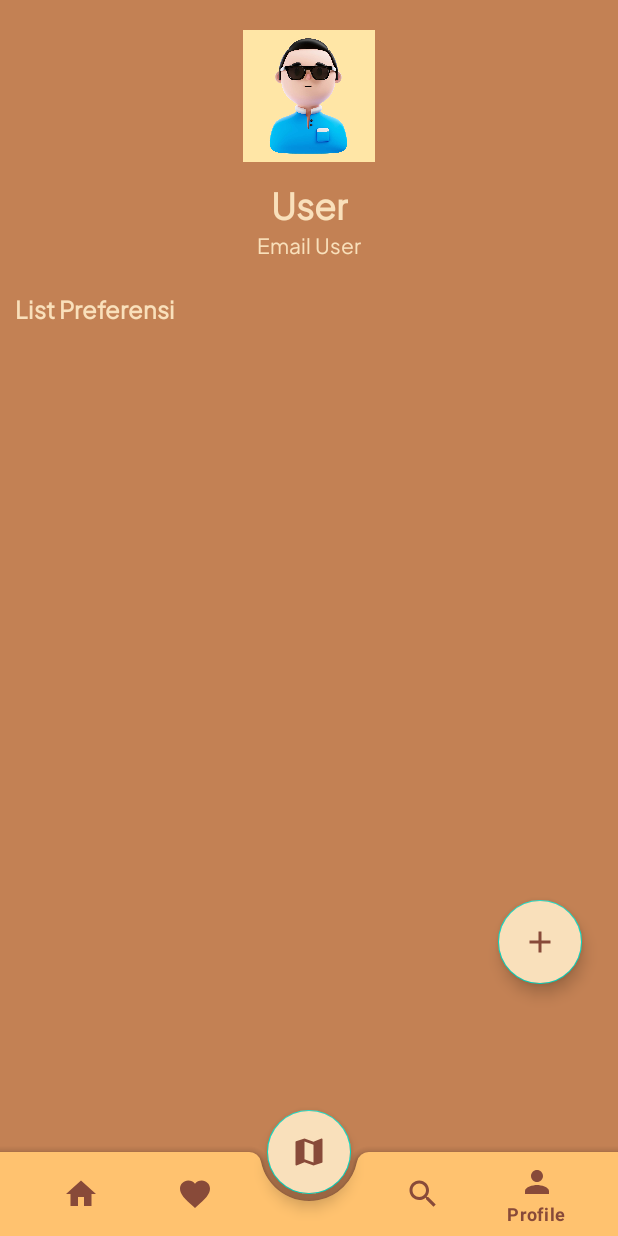
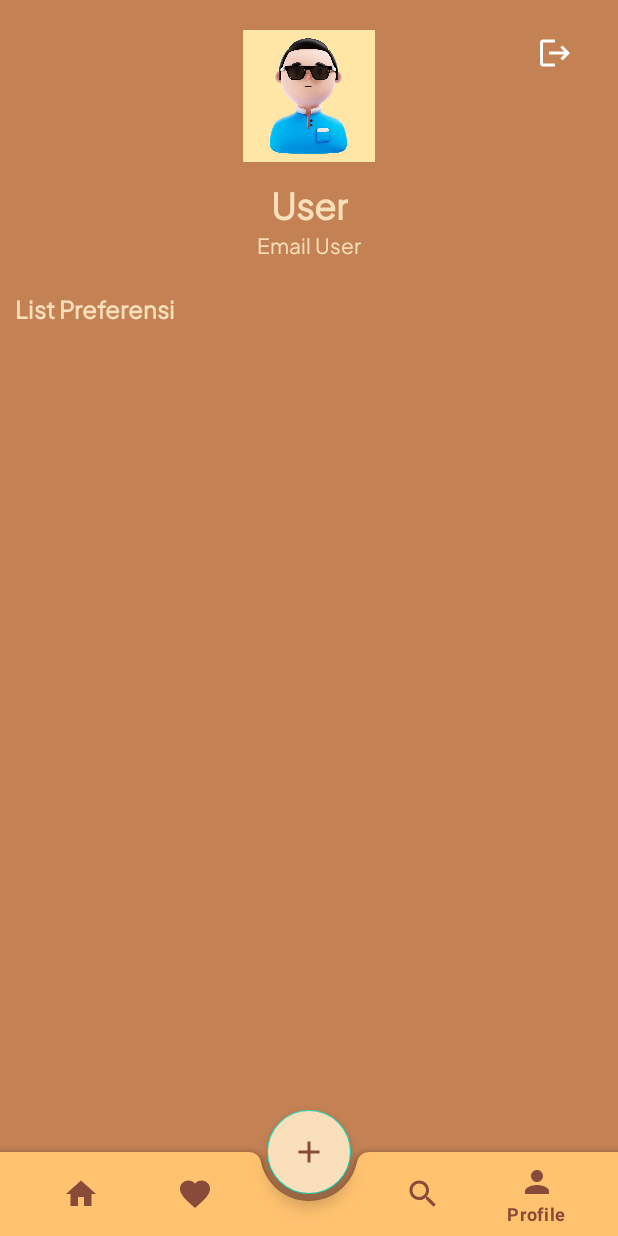
Before and after one commit to Bangkit-Capstone-C23-PS256/Kaffeehaus_Mobile_Development, an Android app: the ProfileActivity screen opened directly, with no data from a screen before it, on a phone screen of 412 x 824 dp. Run offline under Robolectric (Android 15) with nearby library versions, the phone set to English and light mode, and no system bars; our stand-ins replace paging; 1 statement that could not run was skipped.

Commit message:
change profile and quiz

```diff
--- a/app/src/main/java/com/iqbaltio/kaffeehaus/activity/LoginActivity.kt
+++ b/app/src/main/java/com/iqbaltio/kaffeehaus/activity/LoginActivity.kt
@@ -63,7 +63,7 @@ class LoginActivity : AppCompatActivity() {
                         UserModel(
                             responseLogin?.id.toString(),
                             responseLogin?.name.toString(),
-                            binding.edEmail.text.toString(),
+                            responseLogin?.email.toString(),
                             responseLogin?.token.toString(),
                             true
                         )
--- a/app/src/main/java/com/iqbaltio/kaffeehaus/activity/ProfileActivity.kt
+++ b/app/src/main/java/com/iqbaltio/kaffeehaus/activity/ProfileActivity.kt
@@ -65,6 +65,15 @@ class ProfileActivity : AppCompatActivity() {
         binding.bottomNavigationView.background = null
         binding.bottomNavigationView.menu.getItem(2).isEnabled = false
 
+        binding.fabAddPref.setOnClickListener {
+            startActivity(Intent(this, QuizActivity::class.java))
+            finish()
+        }
+
+        binding.btnLogoutProfile.setOnClickListener {
+            loginViewModel.logoutUser()
+        }
+
         binding.bottomNavigationView.setOnItemSelectedListener {
             when(it.itemId){
                 R.id.navHome -> {
--- a/app/src/main/java/com/iqbaltio/kaffeehaus/data/api/ApiConfig.kt
+++ b/app/src/main/java/com/iqbaltio/kaffeehaus/data/api/ApiConfig.kt
@@ -13,7 +13,7 @@ class ApiConfig {
                 .addInterceptor(loggingInterceptor)
                 .build()
             val retrofit = Retrofit.Builder()
-                .baseUrl("https://kaffeehausapitest-production.up.railway.app")
+                .baseUrl("https://auth-n4nelthbhq-et.a.run.app")
                 .addConverterFactory(GsonConverterFactory.create())
                 .client(client)
                 .build()
--- /dev/null
+++ b/app/src/main/res/drawable/baseline_arrow_right_24.xml
@@ -0,0 +1,5 @@
+<vector android:autoMirrored="true" android:height="24dp"
+    android:tint="#FDC06F" android:viewportHeight="24"
+    android:viewportWidth="24" android:width="50dp" xmlns:android="http://schemas.android.com/apk/res/android">
+    <path android:fillColor="@android:color/white" android:pathData="M10,17l5,-5 -5,-5v10z"/>
+</vector>
--- /dev/null
+++ b/app/src/main/res/drawable/baseline_logout_24.xml
@@ -0,0 +1,5 @@
+<vector android:autoMirrored="true" android:height="24dp"
+    android:tint="#FDC06F" android:viewportHeight="24"
+    android:viewportWidth="24" android:width="24dp" xmlns:android="http://schemas.android.com/apk/res/android">
+    <path android:fillColor="@android:color/white" android:pathData="M17,7l-1.41,1.41L18.17,11H8v2h10.17l-2.58,2.58L17,17l5,-5zM4,5h8V3H4c-1.1,0 -2,0.9 -2,2v14c0,1.1 0.9,2 2,2h8v-2H4V5z"/>
+</vector>
--- a/app/src/main/res/layout/activity_profile.xml
+++ b/app/src/main/res/layout/activity_profile.xml
@@ -20,6 +20,15 @@
             android:layout_width="match_parent"
             android:layout_height="match_parent">
 
+            <com.google.android.material.button.MaterialButton
+                android:id="@+id/btnLogoutProfile"
+                android:layout_width="50dp"
+                android:layout_height="30dp"
+                app:icon="@drawable/baseline_logout_24"
+                app:layout_constraintEnd_toEndOf="parent"
+                app:layout_constraintTop_toTopOf="@id/IvProfile"
+                android:layout_marginEnd="20dp"
+                android:background="@android:color/transparent"/>
 
             <ImageView
                 android:id="@+id/IvProfile"
@@ -91,17 +100,6 @@
 
     </androidx.core.widget.NestedScrollView>
 
-    <com.google.android.material.floatingactionbutton.FloatingActionButton
-        android:id="@+id/fabAdd"
-        android:layout_width="wrap_content"
-        android:layout_height="wrap_content"
-        android:backgroundTint="#F9E0BB"
-        android:src="@drawable/baseline_add_24"
-        android:layout_marginEnd="24dp"
-        app:tint="#884A39"
-        android:layout_marginTop="600dp"
-        android:layout_gravity="end"/>
-
     <com.google.android.material.bottomappbar.BottomAppBar
         android:id="@+id/bottomAppBar"
         android:layout_width="match_parent"
@@ -123,11 +121,11 @@
     </com.google.android.material.bottomappbar.BottomAppBar>
 
     <com.google.android.material.floatingactionbutton.FloatingActionButton
-        android:id="@+id/fab"
+        android:id="@+id/fabAddPref"
         android:layout_width="wrap_content"
         android:layout_height="wrap_content"
         android:backgroundTint="#F9E0BB"
-        android:src="@drawable/ic_map"
+        android:src="@drawable/baseline_add_24"
         app:layout_anchor="@id/bottomAppBar"
         app:tint="#884A39"
         tools:ignore="SpeakableTextPresentCheck"
--- a/app/src/main/res/values/strings.xml
+++ b/app/src/main/res/values/strings.xml
@@ -15,4 +15,7 @@
     <string name="option_3_2_view">Relaxing</string>
     <string name="option_3_3_view">Vintage</string>
     <string name="option_3_4_view">Classic</string>
+    <string name="txt_view_question">What View do you want ?</string>
+    <string name="txt_ambience_question">What Ambience do you want ?</string>
+    <string name="txt_utils_question">What Utils do you want ?</string>
 </resources>
```
Also changed, not shown: app/src/main/java/com/iqbaltio/kaffeehaus/activity/FavoriteActivity.kt (+34 -0 lines), app/src/main/java/com/iqbaltio/kaffeehaus/activity/QuizActivity.kt (+9 -0 lines), app/src/main/res/layout/activity_favorite.xml (+13 -0 lines), app/src/main/res/layout/activity_quiz.xml (+12 -9 lines), app/src/main/res/layout/item_preferensi.xml (+21 -26 lines).
